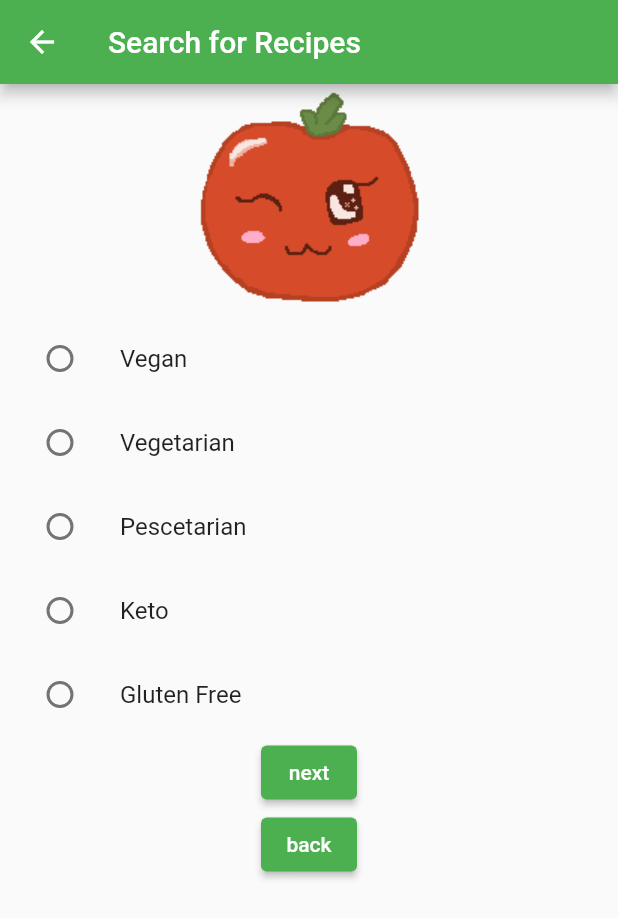
After one commit to kayereeves/VegOut, a Flutter app: the screen it shows after launch, after a tap on "help me find a recipe", on a phone screen of 412 x 824 dp. The commit adds this screen. Shown: the top 918 px of the screen. Run offline on Flutter 3.47's test engine with Material 2 defaults, Android fonts, the phone set to English and light mode, and no system bars; missing offline and left inert: flutter_inappwebview.

Commit message:
recipe search functionality

```diff
--- a/lib/home.dart
+++ b/lib/home.dart
@@ -1,7 +1,6 @@
 import 'dart:io';
 import 'package:flutter/material.dart';
-import 'package:google_maps_flutter/google_maps_flutter.dart';
-import 'map.dart';
+import 'package:vegout/search_recipe.dart';
 import 'about.dart';
 
 class Home extends StatefulWidget {
@@ -24,11 +23,11 @@ class _HomeState extends State<Home> {
                   child: Image.asset('resources/mascot2.png'),
                 ),
                 ElevatedButton(
-                  child: Text('help me find a restaurant'),
+                  child: Text('help me find a recipe'),
                   onPressed: () {
                     Navigator.push(
                       context,
-                      MaterialPageRoute(builder: (context) => Map()),
+                      MaterialPageRoute(builder: (context) => SearchRecipe()),
                     );
                   },
                 ),
--- a/lib/main.dart
+++ b/lib/main.dart
@@ -1,12 +1,8 @@
 import 'dart:io';
 import 'package:flutter/material.dart';
-import 'package:google_maps_flutter/google_maps_flutter.dart';
-import 'package:geolocator/geolocator.dart';
-import 'map.dart';
 import 'about.dart';
 import 'home.dart';
-import 'search.dart';
-import 'menu.dart';
+import 'search_recipe.dart';
 
 void main() {
   runApp(VegApp());
--- /dev/null
+++ b/lib/search_recipe.dart
@@ -0,0 +1,110 @@
+import 'dart:io';
+import 'package:flutter/material.dart';
+import 'search_recipe_keywords.dart';
+
+class SearchRecipe extends StatefulWidget {
+  var selection = "";
+  var keywords = "";
+  @override
+  _SearchRecipeState createState() => _SearchRecipeState();
+}
+
+class _SearchRecipeState extends State<SearchRecipe> {
+  @override
+  Widget build(BuildContext context) {
+    return Scaffold(
+      appBar: AppBar(
+        title: Text("Search for Recipes"),
+        backgroundColor: Colors.green,
+      ),
+      body: Center(
+          child: Column(
+              children: <Widget> [
+                Center(
+                  child: Image.asset('resources/mascot2.png'),
+                ),
+                ListTile(
+                  title: const Text('Vegan'),
+                  leading: Radio<String>(
+                    value: "Vegan",
+                    groupValue: widget.selection,
+                    onChanged: (value) {
+                      setState(() {
+                          widget.selection = value as String;
+                      });
+                    },
+                  ),
+                ),
+                ListTile(
+                  title: const Text('Vegetarian'),
+                  leading: Radio<String>(
+                    value: "Vegetarian OR " + "Meatless OR " + "Vegan ",
+                    groupValue: widget.selection,
+                    onChanged: (value) {
+                      setState(() {
+                        widget.selection = value as String;
+                      });
+                    },
+                  ),
+                ),
+                ListTile(
+                  title: const Text('Pescetarian'),
+                  leading: Radio<String>(
+                    value: "Seafood OR " + "Fish OR " + "Shrimp OR " + "Crab OR " + "Clam OR " + "Lobster ",
+                    groupValue: widget.selection,
+                    onChanged: (value) {
+                      setState(() {
+                        widget.selection = value as String;
+                      });
+                    },
+                  ),
+                ),
+                ListTile(
+                  title: const Text('Keto'),
+                  leading: Radio<String>(
+                    value: "Keto",
+                    groupValue: widget.selection,
+                    onChanged: (value) {
+                      setState(() {
+                        widget.selection = value as String;
+                      });
+                    },
+                  ),
+                ),
+                ListTile(
+                  title: const Text('Gluten Free'),
+                  leading: Radio<String>(
+                    value: "Gluten Free",
+                    groupValue: widget.selection,
+                    onChanged: (value) {
+                      setState(() {
+                        widget.selection = value as String;
+                      });
+                    },
+                  ),
+                ),
+                Center(
+                  child: ElevatedButton(
+                    child: Text('next'),
+                    onPressed: () {
+                      Navigator.push(
+                        context,
+                        MaterialPageRoute(builder: (context) => SearchRecipeKeywords(selection: widget.selection)),
+                      );
+                    },
+                  ),
+                ),
+                Center(
+                  child: ElevatedButton(
+                    child: Text('back'),
+                    onPressed: () {
+                      Navigator.pop(context);
+                    },
+                  ),
+                ),
+              ]
+          )
+      ),
+    );
+  }
+}
--- a/pubspec.yaml
+++ b/pubspec.yaml
@@ -28,7 +28,8 @@ dependencies:
   # Use with the CupertinoIcons class for iOS style icons.
   cupertino_icons: ^1.0.2
   google_maps_flutter: ^2.0.10
-  geolocator: ^7.6.2
+  flutter_inappwebview: ^5.3.2
+  url_launcher: ^6.0.12
 
 dev_dependencies:
   flutter_test:
```
Also changed, not shown: lib/about.dart (+3 -6 lines), lib/map.dart (deleted, +0 -56 lines), lib/menu.dart (deleted, +0 -56 lines), lib/search_recipe_keywords.dart (renamed from lib/search.dart, +25 -14 lines), lib/search_recipe_results.dart (added, +231 -0 lines), pubspec.lock.
